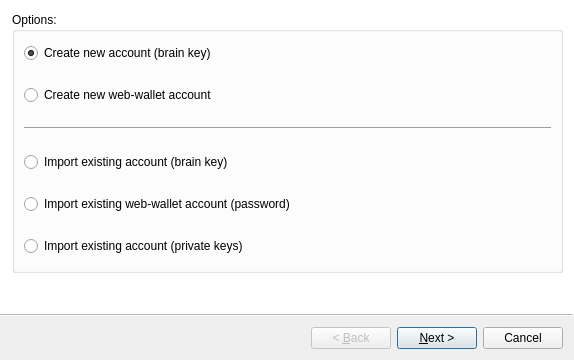
The window that bitsharesqt/accountwizard.ui (jhtitor/citadel) describes before a commit, drawn with Qt 5.
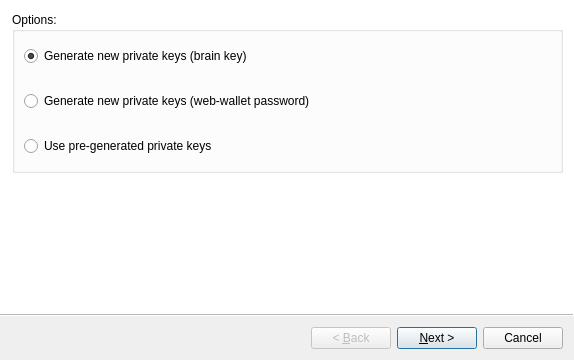
The same window after the commit. Icons and pictures are not drawn.

Commit message:
Add ability to sweep account private keys.
This also adds "remove_account" feature, and refactors "add_account"
a bit.

What changed in the file:
```diff
--- a/bitsharesqt/accountwizard.ui
+++ b/bitsharesqt/accountwizard.ui
@@ -30,11 +30,24 @@
    <enum>QWizard::ModernStyle</enum>
   </property>
   <widget class="QWizardPage" name="introPage">
+   <widget class="QStackedWidget" name="introStack">
+    <property name="geometry">
+     <rect>
+      <x>0</x>
+      <y>10</y>
+      <width>571</width>
+      <height>271</height>
+     </rect>
+    </property>
+    <property name="currentIndex">
+     <number>1</number>
+    </property>
+    <widget class="QWidget" name="basicPage">
    <widget class="QGroupBox" name="groupBox">
     <property name="geometry">
      <rect>
       <x>10</x>
-      <y>10</y>
+        <y>0</y>
       <width>551</width>
       <height>261</height>
      </rect>
@@ -59,7 +72,7 @@
      <item>
       <widget class="QRadioButton" name="rNewPass">
        <property name="text">
-        <string>Create new web-wallet account</string>
+          <string>Create new web-wallet account (password)</string>
        </property>
       </widget>
      </item>
@@ -94,6 +107,52 @@
     </layout>
    </widget>
   </widget>
+    <widget class="QWidget" name="sweepPage">
+     <widget class="QGroupBox" name="groupBoxR">
+      <property name="geometry">
+       <rect>
+        <x>10</x>
+        <y>0</y>
+        <width>551</width>
+        <height>161</height>
+       </rect>
+      </property>
+      <property name="title">
+       <string>Options:</string>
+      </property>
+      <layout class="QVBoxLayout" name="verticalLayout_4">
+       <property name="spacing">
+        <number>20</number>
+       </property>
+       <item>
+        <widget class="QRadioButton" name="rRepBrain">
+         <property name="text">
+          <string>Generate new private keys (brain key)</string>
+         </property>
+         <property name="checked">
+          <bool>true</bool>
+         </property>
+        </widget>
+       </item>
+       <item>
+        <widget class="QRadioButton" name="rRepPass">
+         <property name="text">
+          <string>Generate new private keys (web-wallet password)</string>
+         </property>
+        </widget>
+       </item>
+       <item>
+        <widget class="QRadioButton" name="rRepKeys">
+         <property name="text">
+          <string>Use pre-generated private keys</string>
+         </property>
+        </widget>
+       </item>
+      </layout>
+     </widget>
+    </widget>
+   </widget>
+  </widget>
   <widget class="QWizardPage" name="passwordPage1">
    <widget class="QWidget" name="formLayoutWidget">
     <property name="geometry">
```
Left out of the diff: 4 changed lines with no effect on the pictures. Lines whose indentation alone changed are shown as unchanged. The commit also changes 4 other files.
